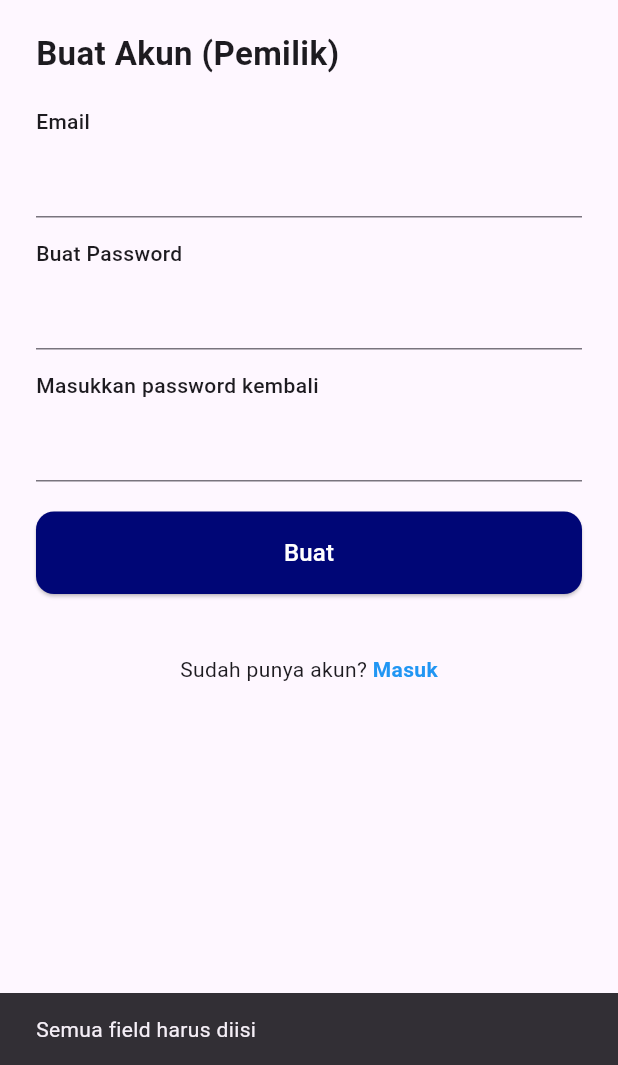
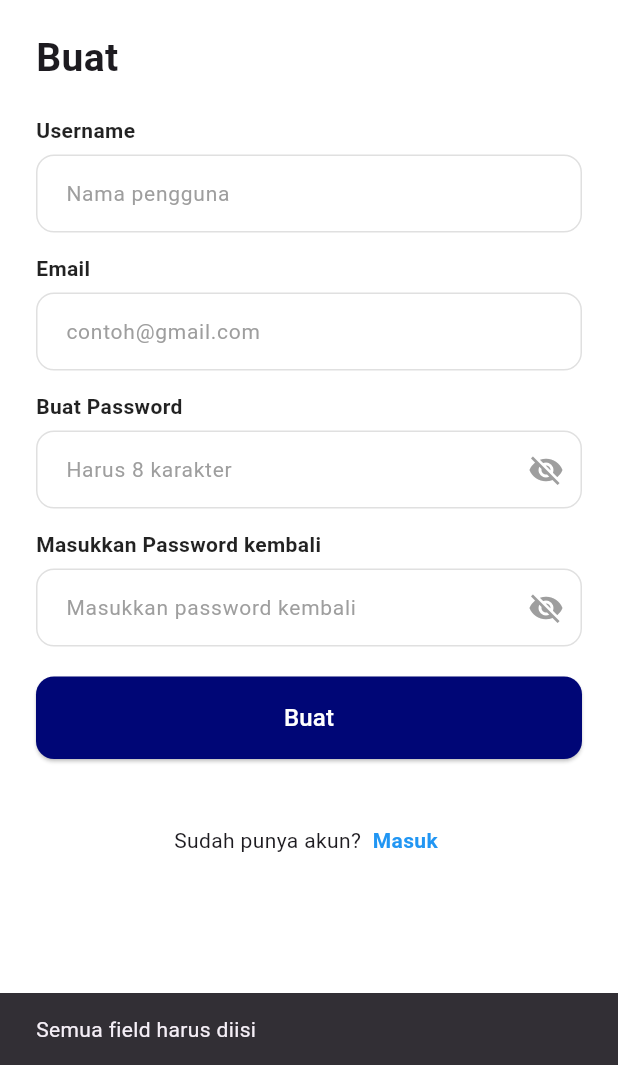
Before and after one commit to XD12ok/KosKaKi_beneran_fix_2025_work_noRoot_noPassword, a Flutter app: the SignUpPage screen opened directly, after a tap on "Buat", on a phone screen of 412 x 824 dp, the part 171-1236 px from its top. Run offline on Flutter 3.47's test engine with Material 3 defaults, Android fonts, the phone set to English and light mode, and no system bars; our stand-ins replace country_code_picker, firebase_auth, firebase_core, google_fonts, pinput, shared_preferences and 1 more; accounts and stored records are empty.

Commit message:
Pembenaran Ui

```diff
--- a/lib/screens/auth/signup_page.dart
+++ b/lib/screens/auth/signup_page.dart
@@ -2,9 +2,7 @@ import 'package:flutter/material.dart';
 import 'package:koskaki/widgets/kk_button.dart';
 import 'package:koskaki/widgets/kk_logo.dart';
 import 'package:koskaki/widgets/kk_textfield.dart';
-import 'package:firebase_auth/firebase_auth.dart';
-import 'package:supabase_flutter/supabase_flutter.dart';
-import 'phone_input.dart';
+import 'signin_page.dart';
 
 class SignUpPage extends StatelessWidget {
   final String role;
@@ -13,11 +11,14 @@ class SignUpPage extends StatelessWidget {
 
   @override
   Widget build(BuildContext context) {
+    // === CONTROLLER DIBUAT DI SINI ===
+    final username = TextEditingController();
     final email = TextEditingController();
     final pass = TextEditingController();
     final confirm = TextEditingController();
 
     return Scaffold(
+      backgroundColor: Colors.white,
       body: SafeArea(
         child: SingleChildScrollView(
           child: Padding(
@@ -28,101 +29,113 @@ class SignUpPage extends StatelessWidget {
                 const KKLogo(),
                 const SizedBox(height: 20),
 
-                Text(
-                  "Buat Akun (${role})",
-                  style: const TextStyle(fontSize: 22, fontWeight: FontWeight.bold),
+                const Text(
+                  "Buat",
+                  style: TextStyle(
+                    fontSize: 26,
+                    fontWeight: FontWeight.bold,
+                  ),
                 ),
+
                 const SizedBox(height: 20),
 
-                KKTextField(label: "Email", controller: email),
+                // Username
+                KKTextField(
+                  label: "Username",
+                  controller: username,
+                  hintText: "Nama pengguna",
+                ),
                 const SizedBox(height: 14),
 
-                KKTextField(label: "Buat Password", controller: pass, obscure: true),
+                // Email
+                KKTextField(
+                  label: "Email",
+                  controller: email,
+                  hintText: "contoh@gmail.com",
+                ),
                 const SizedBox(height: 14),
 
+                // Password
                 KKTextField(
-                  label: "Masukkan password kembali",
+                  label: "Buat Password",
+                  controller: pass,
+                  obscure: true,
+                  hintText: "Harus 8 karakter",
+                ),
+                const SizedBox(height: 14),
+
+                // Confirm Password
+                KKTextField(
+                  label: "Masukkan Password kembali",
                   controller: confirm,
                   obscure: true,
+                  hintText: "Masukkan password kembali",
                 ),
+
                 const SizedBox(height: 20),
 
+                // Tombol Buat
                 KKButton(
                   text: "Buat",
                   onPressed: () async {
+                    final usernameText = username.text.trim();
                     final emailText = email.text.trim();
                     final passText = pass.text.trim();
                     final confirmText = confirm.text.trim();
 
-                    if (emailText.isEmpty || passText.isEmpty || confirmText.isEmpty) {
+                    if (usernameText.isEmpty ||
+                        emailText.isEmpty ||
+                        passText.isEmpty ||
+                        confirmText.isEmpty) {
                       ScaffoldMessenger.of(context).showSnackBar(
-                        SnackBar(content: Text("Semua field harus diisi")),
+                        const SnackBar(
+                            content: Text("Semua field harus diisi")),
                       );
                       return;
                     }
 
                     if (passText != confirmText) {
                       ScaffoldMessenger.of(context).showSnackBar(
-                        SnackBar(content: Text("Password tidak sama")),
+                        const SnackBar(content: Text("Password tidak sama")),
                       );
                       return;
                     }
 
-                    try {
-                      // 1. Signup Firebase Auth
-                      final credential = await FirebaseAuth.instance
-                          .createUserWithEmailAndPassword(
-                        email: emailText,
-                        password: passText,
-                      );
-
-                      final uid = credential.user!.uid;
-
-                      // 2. Insert ke Supabase
-                      await Supabase.instance.client.from('Users').insert({
-                        'id': uid,
-                        'Email': emailText,
-                        'Password': passText,
-                        'Role': role,
-                        'Created_at': DateTime.now().toIso8601String(),
-                      });
-
-
-                    // 3. Masuk ke PhoneInput (jika masih ingin lanjut)
-                      Navigator.push(
-                        context,
-                        MaterialPageRoute(
-                          builder: (_) => PhoneInput(
-                            role: role,
-                            email: emailText,
-                            password: passText,
-                          ),
-                        ),
-                      );
-                    } catch (e) {
-                      ScaffoldMessenger.of(context).showSnackBar(
-                        SnackBar(content: Text("Error: ${e.toString()}")),
-                      );
-                    }
+                    // lanjut proses signup...
                   },
                 ),
 
-
                 const SizedBox(height: 40),
 
+                // Sudah punya akun
                 Row(
                   mainAxisAlignment: MainAxisAlignment.center,
-                  children: const [
-                    Text("Sudah punya akun? "),
-                    Text(
-                      "Masuk",
-                      style: TextStyle(
-                        color: Colors.blue,
-                        fontWeight: FontWeight.w600,
+                  children: [
+                    const Text("Sudah punya akun? "),
+                    InkWell(
+                      onTap: () {
+                        Navigator.push(
+                          context,
+                          MaterialPageRoute(
+                            builder: (_) => const LoginPage(),
+                          ),
+                        );
+                      },
+                      child: const Padding(
+                        padding:
+                        EdgeInsets.symmetric(vertical: 4, horizontal: 4),
+                        child: Text(
+                          "Masuk",
+                          style: TextStyle(
+                            color: Colors.blue,
+                            fontWeight: FontWeight.w600,
+                          ),
+                        ),
                       ),
                     ),
                   ],
                 ),
+
                 const SizedBox(height: 16),
               ],
             ),
--- a/lib/widgets/kk_textfield.dart
+++ b/lib/widgets/kk_textfield.dart
@@ -1,28 +1,75 @@
 import 'package:flutter/material.dart';
 
-class KKTextField extends StatelessWidget {
+class KKTextField extends StatefulWidget {
   final String label;
   final TextEditingController controller;
   final bool obscure;
+  final String hintText;
 
   const KKTextField({
     super.key,
     required this.label,
     required this.controller,
     this.obscure = false,
+    required this.hintText,
   });
+
+  @override
+  State<KKTextField> createState() => _KKTextFieldState();
+}
+
+class _KKTextFieldState extends State<KKTextField> {
+  late bool hide;
+
+  @override
+  void initState() {
+    super.initState();
+    hide = widget.obscure;
+  }
 
   @override
   Widget build(BuildContext context) {
     return Column(
       crossAxisAlignment: CrossAxisAlignment.start,
       children: [
-        Text(label, style: const TextStyle(fontWeight: FontWeight.w500)),
+        Text(
+          widget.label,
+          style: const TextStyle(
+            fontWeight: FontWeight.w600,
+            fontSize: 14,
+            color: Colors.black87,
+          ),
+        ),
         const SizedBox(height: 6),
+        // bungkus dengan Container putih jika perlu
         TextField(
-          controller: controller,
-          obscureText: obscure,
-          decoration: const InputDecoration(),
+          controller: widget.controller,
+          obscureText: hide,
+          decoration: InputDecoration(
+            hintText: widget.hintText,
+            hintStyle: const TextStyle(color: Colors.grey, fontSize: 14),
+            filled: true,
+            fillColor: Colors.white,
+            contentPadding: const EdgeInsets.symmetric(vertical: 14, horizontal: 16),
+            border: OutlineInputBorder(
+              borderRadius: BorderRadius.circular(12),
+              borderSide: const BorderSide(color: Color(0xFFE0E0E0)),
+            ),
+            enabledBorder: OutlineInputBorder(
+              borderRadius: BorderRadius.circular(12),
+              borderSide: const BorderSide(color: Color(0xFFE0E0E0)),
+            ),
+            focusedBorder: OutlineInputBorder(
+              borderRadius: BorderRadius.circular(12),
+              borderSide: BorderSide(color: Colors.blue.shade700, width: 1.4),
+            ),
+            suffixIcon: widget.obscure
+                ? IconButton(
+              icon: Icon(hide ? Icons.visibility_off : Icons.visibility, color: Colors.grey),
+              onPressed: () => setState(() => hide = !hide),
+            )
+                : null,
+          ),
         ),
       ],
     );
```
Also changed, not shown: lib/screens/auth/signin_page.dart (added, +141 -0 lines).
